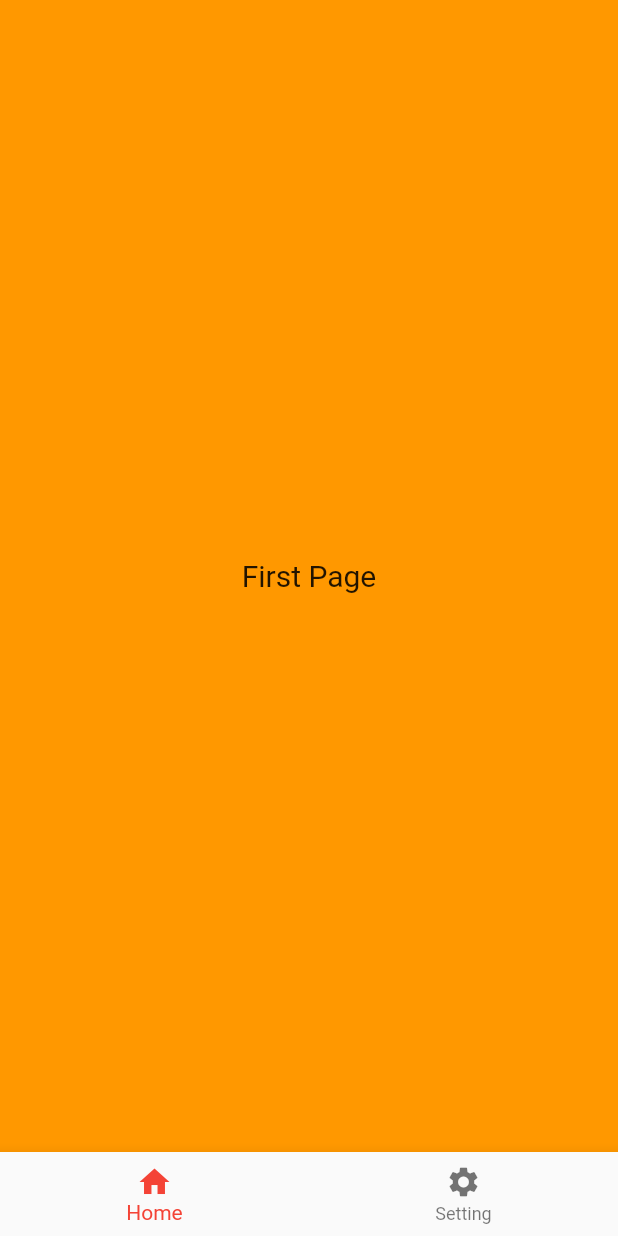
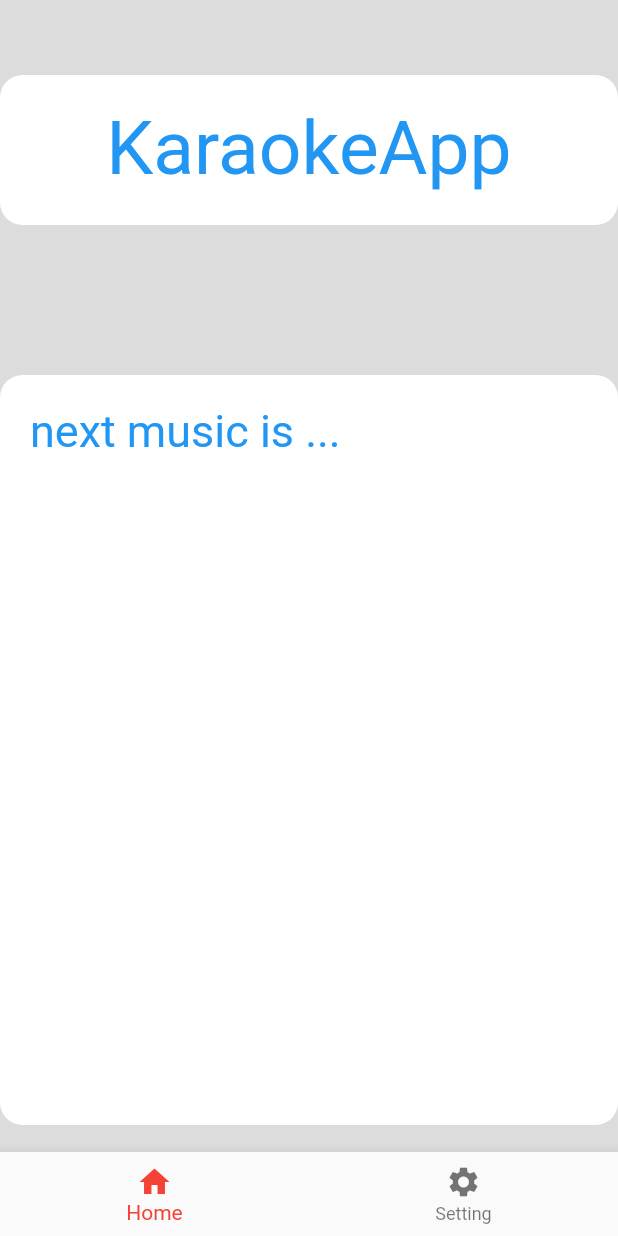
Before and after one commit to StylishBoys/karaoke_list_app, a Flutter app: the screen it shows after launch, on a phone screen of 412 x 824 dp. Run offline on Flutter 3.47's test engine with Material 2 defaults, Android fonts, the phone set to English and light mode, and no system bars.

Commit message:
change the first page

```diff
--- a/lib/main.dart
+++ b/lib/main.dart
@@ -19,19 +19,81 @@ class MyApp extends StatelessWidget {
     );
   }
 }
+
 //最初に表示する画面
 class FirstPage extends StatelessWidget {
   @override
   Widget build(BuildContext context) {
-    Settings.deviceHeight = MediaQuery.of(context).size.height;
-    Settings.deviceWidth = MediaQuery.of(context).size.width;
-    return const Scaffold(
-      backgroundColor: Colors.orange,
+    Settings.deviceHeight = MediaQuery
+        .of(context)
+        .size
+        .height;
+    Settings.deviceWidth = MediaQuery
+        .of(context)
+        .size
+        .width;
+    return Scaffold(
+      backgroundColor: Colors.black12,
       body: Center(
-        child: Text(
-          "First Page",
-          style: TextStyle(fontSize: 20),
+        child: Column(
+          crossAxisAlignment: CrossAxisAlignment.center,
+          children: <Widget>[
+            _title(), //題名
+            _text() //表示
+          ],
         ),
+      ),
+    );
+  }
+
+  Widget _title(){ //タイトル
+    return Container(
+      margin: EdgeInsets.only(top: 50), //上空白
+      width: 800, //サイズ設定
+      height: 100,
+      decoration: BoxDecoration(
+        color: Colors.white,  //箱の色
+        borderRadius: BorderRadius.circular(15),  //角の丸み
+      ),
+      child: Column(
+        children: <Widget>[
+          Container(
+            margin: EdgeInsets.only(top: 20), //文字
+            child: Text("KaraokeApp",
+              style: TextStyle(fontSize: 50, color: Colors.blue),
+            ),
+          ),
+        ],
+      ),
+    );
+  }
+
+  Widget _text(){
+    return Container(
+      margin: EdgeInsets.only(top: 100),
+      width: 800,
+      height: 500,
+      decoration: BoxDecoration(
+        color: Colors.white,
+        borderRadius: BorderRadius.circular(15),
+      ),
+      child: Column(
+        crossAxisAlignment: CrossAxisAlignment.start, //左寄せ
+        children: <Widget>[
+          Container(
+            margin: EdgeInsets.only(top: 20, left: 20),
+            child: Text("next music is ...",
+              style: TextStyle(fontSize: 30, color: Colors.blue),
+            ),
+          ),
+          Divider(  //テキストの下線
+            height: 5,
+            thickness: 3,
+            color: Colors.black12,
+            indent:16,
+            endIndent:500,
+          ),
+        ],
       ),
     );
   }
```
Also changed, not shown: pubspec.lock.
